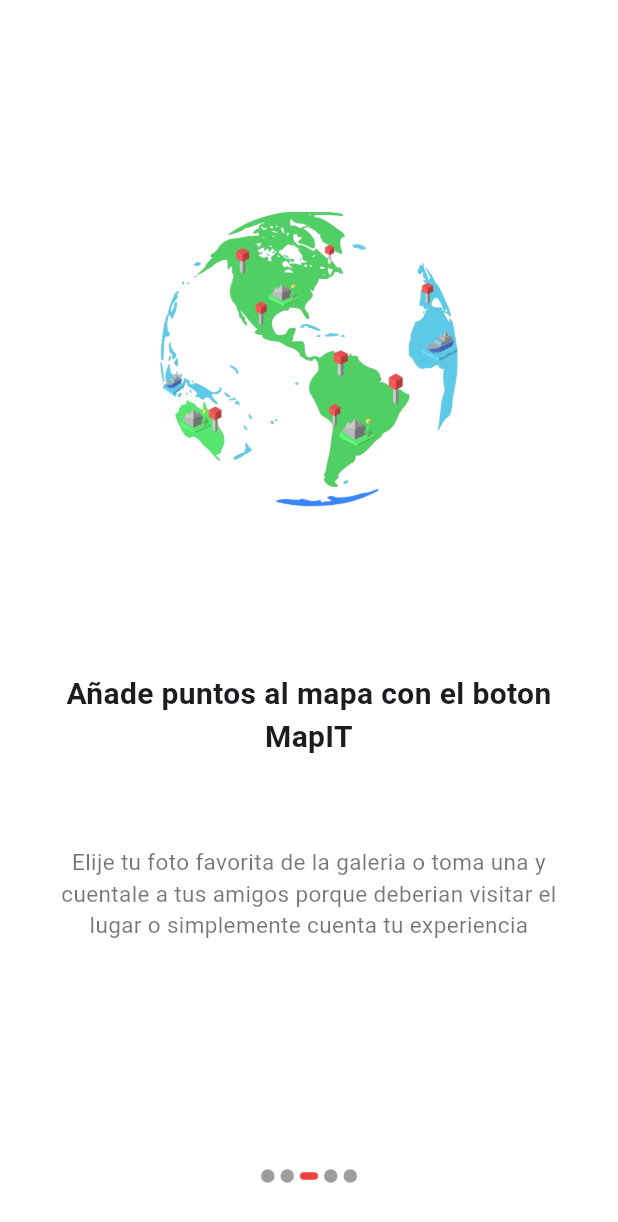
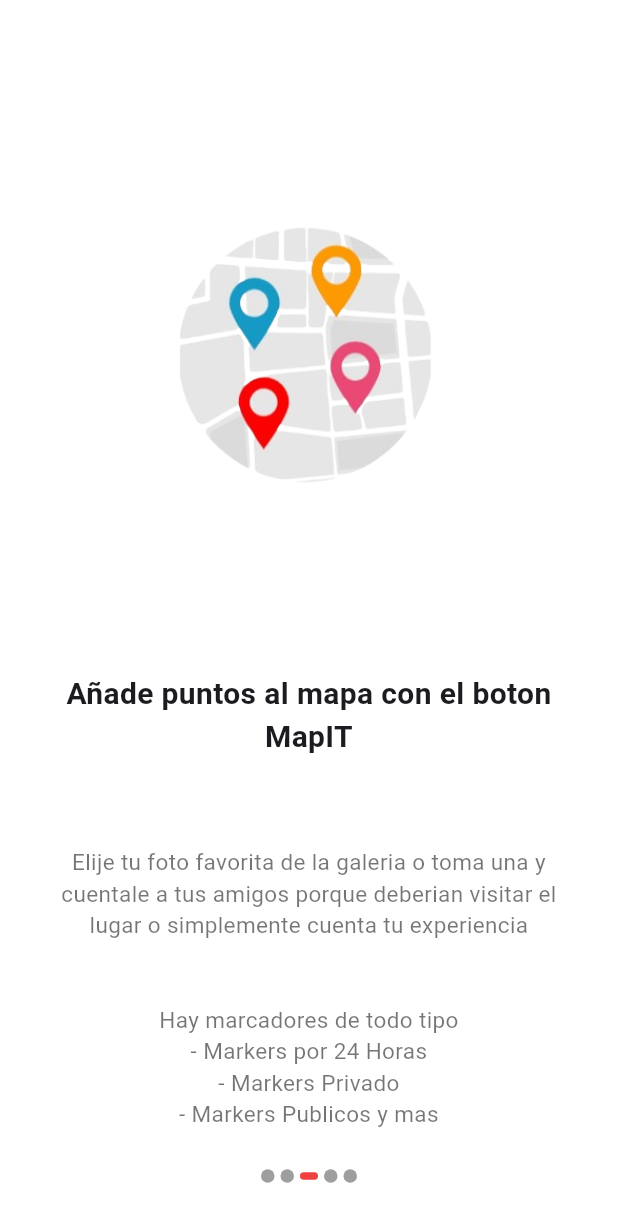
Before and after one commit to juanmaishere/MapIT, a Flutter app: the IntroductionScreens screen opened directly, swiped to page 3, on a phone screen of 412 x 824 dp. Shown: the top 1222 px of the screen. Run offline on Flutter 3.47's test engine with Material 3 defaults, Android fonts, the phone set to English and light mode, and no system bars; drawn by our look-alikes of introduction_screen; our stand-ins replace bloc, curved_navigation_bar, equatable, expandable_text, firebase_auth, firebase_core and 8 more; accounts and stored records are empty; network calls fail; project files that could hold a hidden picture were left out.

Commit message:
featuring new 24 hours mode

```diff
--- a/Mapit_app/lib/introduction/presentation/introduction_screen.dart
+++ b/Mapit_app/lib/introduction/presentation/introduction_screen.dart
@@ -17,6 +17,15 @@ class _IntroductionScreensState extends State<IntroductionScreens> {
   Uint8List selectImage = Uint8List(0);
   bool isImageSelected = false;
   var auth = AuthRepository();
+  String message = """
+Elije tu foto favorita de la galeria o toma una y cuentale a tus amigos porque deberian visitar el lugar o simplemente cuenta tu experiencia
+
+
+Hay marcadores de todo tipo
+- Markers por 24 Horas
+- Markers Privado
+- Markers Publicos y mas
+""";
   @override
   Widget build(BuildContext context) {
     return Scaffold(
@@ -61,15 +70,15 @@ class _IntroductionScreensState extends State<IntroductionScreens> {
               title: 'Como usar MapIT?',
               body:
                   'MapIT te permite añadir puntos en el mapa para compartir con tus amigos en cualquier parte del mundo y en el momento que quieras',
-              image: buildImage("lib/assets/mapit.png"),
+              image: buildImage("lib/assets/newmapactive.png"),
               //getPageDecoration, a method to customise the page style
               decoration: getPageDecoration(),
             ),
             PageViewModel(
               title: 'Añade puntos al mapa con el boton MapIT',
-              body:
-                  'Elije tu foto favorita de la galeria o toma una y cuentale a tus amigos porque deberian visitar el lugar o simplemente cuenta tu experiencia',
-              image: buildImage("lib/assets/newmapactive.png"),
+              body: message,
+              image: buildImage("lib/assets/markers.png"),
+
               //getPageDecoration, a method to customise the page style
               decoration: getPageDecoration(),
             ),
--- a/Mapit_app/pubspec.yaml
+++ b/Mapit_app/pubspec.yaml
@@ -86,6 +86,7 @@ flutter:
       fonts:
         - asset: lib/assets/DonGraffiti.otf
   assets:
+    - lib/assets/markers.png
     - lib/assets/user.png
     - lib/assets/addphoto.png
     - lib/assets/mapit2.png
```
Also changed, not shown: Mapit_app/lib/assets/markers.png (added), 1 other file.
